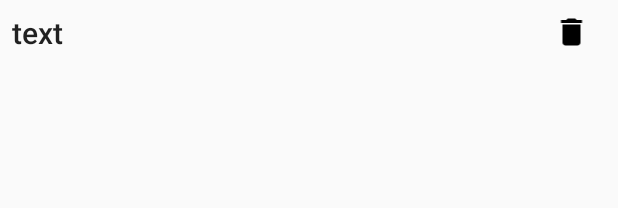
After one commit to hajiyevelnur92/Statically-add-remove-item, an Android app: the layout item_create.xml on its own in the app's theme, with its tools: preview values and no code run, on a phone screen of 412 x 824 dp. The commit adds this screen. Shown: the top 208 px of the screen. Run offline under Robolectric (Android 15) with nearby library versions, the phone set to English and light mode, and no system bars.

Commit message:
recyclerview item was added

```diff
--- /dev/null
+++ b/app/src/main/res/drawable-v24/ic_delete_black_24dp.xml
@@ -0,0 +1,9 @@
+<vector xmlns:android="http://schemas.android.com/apk/res/android"
+        android:width="24dp"
+        android:height="24dp"
+        android:viewportWidth="24.0"
+        android:viewportHeight="24.0">
+    <path
+        android:fillColor="#FF000000"
+        android:pathData="M6,19c0,1.1 0.9,2 2,2h8c1.1,0 2,-0.9 2,-2V7H6v12zM19,4h-3.5l-1,-1h-5l-1,1H5v2h14V4z"/>
+</vector>
--- /dev/null
+++ b/app/src/main/res/layout/item_create.xml
@@ -0,0 +1,29 @@
+<?xml version="1.0" encoding="utf-8"?>
+<LinearLayout xmlns:android="http://schemas.android.com/apk/res/android"
+    xmlns:app="http://schemas.android.com/apk/res-auto"
+    xmlns:tools="http://schemas.android.com/tools"
+    android:layout_width="match_parent"
+    android:layout_height="wrap_content"
+    android:orientation="horizontal">
+
+    <TextView
+        android:id="@+id/text"
+        android:layout_width="0dp"
+        android:layout_height="wrap_content"
+        android:layout_weight="0.85"
+        android:padding="8dp"
+        android:textAppearance="@style/TextAppearance.AppCompat.Title"
+        tools:text="@string/item" />
+
+    <ImageView
+            android:id="@+id/todo_item_delete"
+            android:layout_width="0dp"
+            android:layout_height="wrap_content"
+            android:layout_gravity="center_vertical"
+            android:layout_weight="0.15"
+            android:contentDescription="@string/delete"
+            android:padding="4dp"
+            app:srcCompat="@drawable/ic_delete_black_24dp"
+            tools:ignore="VectorDrawableCompat"/>
+
+</LinearLayout>
--- a/app/src/main/res/values/strings.xml
+++ b/app/src/main/res/values/strings.xml
@@ -2,4 +2,6 @@
     <string name="app_name">StudyDrive Task</string>
     <string name="add_consumer">add consumer</string>
     <string name="add_producer">add producer</string>
+    <string name="item">text</string>
+    <string name="delete">delete</string>
 </resources>
```
